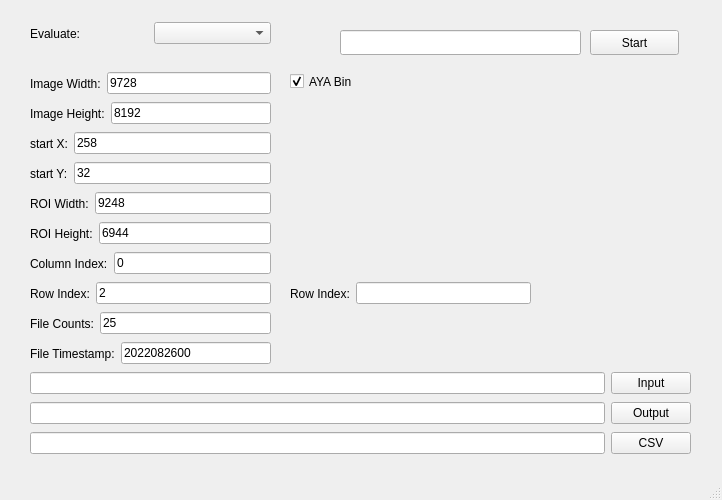
Qt form Python/raw/GUI/Sample001/untitled.ui (dinoliang/SampleCode) before a commit.
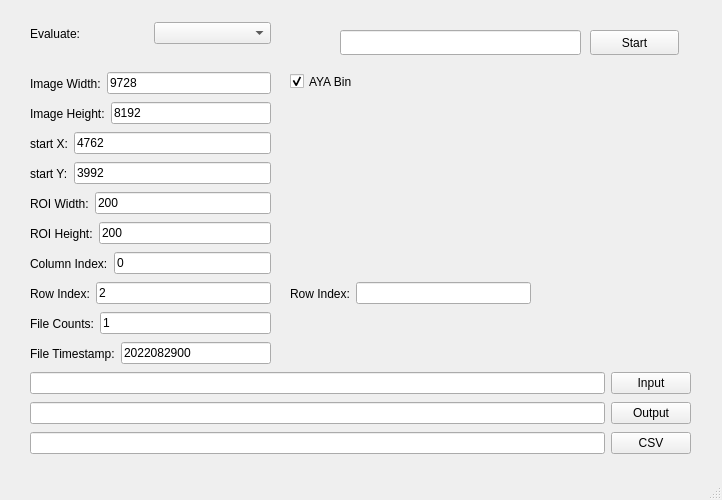
The same form after that commit.

```diff
--- a/Python/raw/GUI/Sample001/untitled.ui
+++ b/Python/raw/GUI/Sample001/untitled.ui
@@ -99,7 +99,7 @@
      <item>
       <widget class="QLineEdit" name="lineEdit_X">
        <property name="text">
-        <string>258</string>
+        <string>4762</string>
        </property>
       </widget>
      </item>
@@ -125,7 +125,7 @@
      <item>
       <widget class="QLineEdit" name="lineEdit_Y">
        <property name="text">
-        <string>32</string>
+        <string>3992</string>
        </property>
       </widget>
      </item>
@@ -151,7 +151,7 @@
      <item>
       <widget class="QLineEdit" name="lineEdit_ROIHeight">
        <property name="text">
-        <string>6944</string>
+        <string>200</string>
        </property>
       </widget>
      </item>
@@ -177,7 +177,7 @@
      <item>
       <widget class="QLineEdit" name="lineEdit_ROIWidth">
        <property name="text">
-        <string>9248</string>
+        <string>200</string>
        </property>
       </widget>
      </item>
@@ -255,7 +255,7 @@
      <item>
       <widget class="QLineEdit" name="lineEdit_FileCounts">
        <property name="text">
-        <string>25</string>
+        <string>1</string>
        </property>
       </widget>
      </item>
@@ -281,7 +281,7 @@
      <item>
       <widget class="QLineEdit" name="lineEdit_FileTimestamp">
        <property name="text">
-        <string>2022082600</string>
+        <string>2022082900</string>
        </property>
       </widget>
      </item>
```
